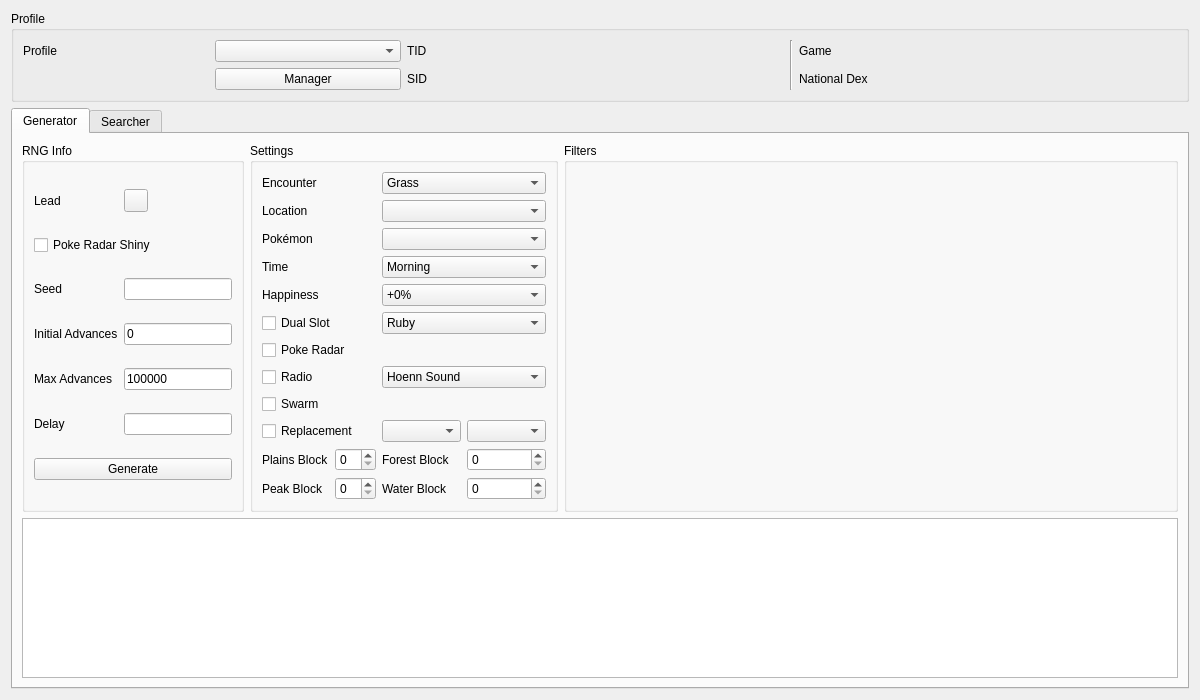
Before: the Qt Designer form Source/Form/Gen4/Wild4.ui in Admiral-Fish/PokeFinder, drawn with Qt 5.
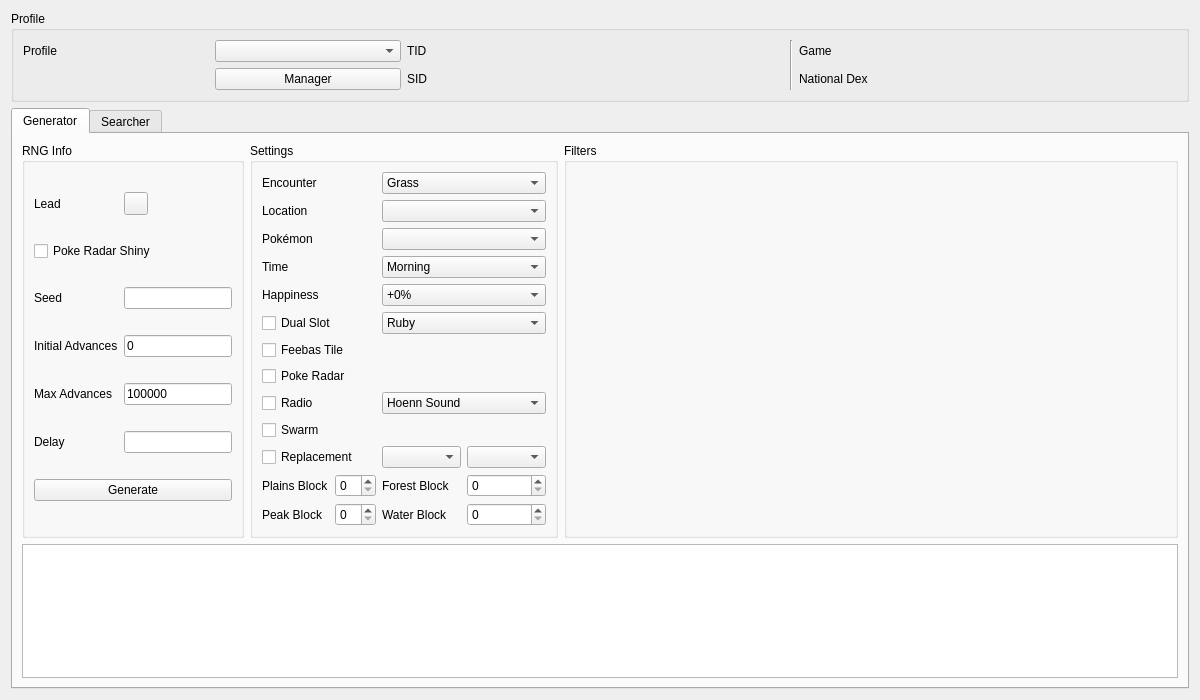
After: the same form once the commit is applied. Custom widgets are drawn as their Qt base class.

Commit message: Add Feebas support

What changed in the file:
```diff
--- a/Source/Form/Gen4/Wild4.ui
+++ b/Source/Form/Gen4/Wild4.ui
@@ -364,6 +364,13 @@
            </widget>
           </item>
           <item row="6" column="0" colspan="4">
+           <widget class="QCheckBox" name="checkBoxGeneratorFeebasTile">
+            <property name="text">
+             <string>Feebas Tile</string>
+            </property>
+           </widget>
+          </item>
+          <item row="7" column="0" colspan="4">
            <widget class="QCheckBox" name="checkBoxGeneratorPokeRadar">
             <property name="text">
              <string>Poke Radar</string>
@@ -373,7 +380,7 @@
             </attribute>
            </widget>
           </item>
-          <item row="7" column="0" colspan="2">
+          <item row="8" column="0" colspan="2">
            <widget class="QCheckBox" name="checkBoxGeneratorRadio">
             <property name="text">
              <string>Radio</string>
@@ -383,7 +390,7 @@
             </attribute>
            </widget>
           </item>
-          <item row="7" column="2" colspan="2">
+          <item row="8" column="2" colspan="2">
            <widget class="QComboBox" name="comboBoxGeneratorRadio">
             <item>
              <property name="text">
@@ -402,7 +409,7 @@
             </item>
            </widget>
           </item>
-          <item row="8" column="0" colspan="4">
+          <item row="9" column="0" colspan="4">
            <widget class="QCheckBox" name="checkBoxGeneratorSwarm">
             <property name="text">
              <string>Swarm</string>
@@ -412,7 +419,7 @@
             </attribute>
            </widget>
           </item>
-          <item row="9" column="0" colspan="2">
+          <item row="10" column="0" colspan="2">
            <widget class="QCheckBox" name="checkBoxGeneratorReplacement">
             <property name="text">
              <string>Replacement</string>
@@ -422,50 +429,50 @@
             </attribute>
            </widget>
           </item>
-          <item row="9" column="2">
+          <item row="10" column="2">
            <widget class="ComboBox" name="comboBoxGeneratorReplacement0"/>
           </item>
-          <item row="9" column="3">
+          <item row="10" column="3">
            <widget class="ComboBox" name="comboBoxGeneratorReplacement1"/>
           </item>
-          <item row="10" column="0">
+          <item row="11" column="0">
            <widget class="QLabel" name="labelGeneratorPlainsBlock">
             <property name="text">
              <string>Plains Block</string>
             </property>
            </widget>
           </item>
-          <item row="10" column="1">
+          <item row="11" column="1">
            <widget class="QSpinBox" name="spinBoxGeneratorPlainsBlock"/>
           </item>
-          <item row="10" column="2">
+          <item row="11" column="2">
            <widget class="QLabel" name="labelGeneratorForestBlock">
             <property name="text">
              <string>Forest Block</string>
             </property>
            </widget>
           </item>
-          <item row="10" column="3">
+          <item row="11" column="3">
            <widget class="QSpinBox" name="spinBoxGeneratorForestBlock"/>
           </item>
-          <item row="11" column="0">
+          <item row="12" column="0">
            <widget class="QLabel" name="labelGeneratorPeakBlock">
             <property name="text">
              <string>Peak Block</string>
             </property>
            </widget>
           </item>
-          <item row="11" column="1">
+          <item row="12" column="1">
            <widget class="QSpinBox" name="spinBoxGeneratorPeakBlock"/>
           </item>
-          <item row="11" column="2">
+          <item row="12" column="2">
            <widget class="QLabel" name="labelGeneratorWaterBlock">
             <property name="text">
              <string>Water Block</string>
             </property>
            </widget>
           </item>
-          <item row="11" column="3">
+          <item row="12" column="3">
            <widget class="QSpinBox" name="spinBoxGeneratorWaterBlock"/>
           </item>
          </layout>
```
Left out of the diff: 43 changed lines with no effect on the pictures. The commit also changes 29 other files.
